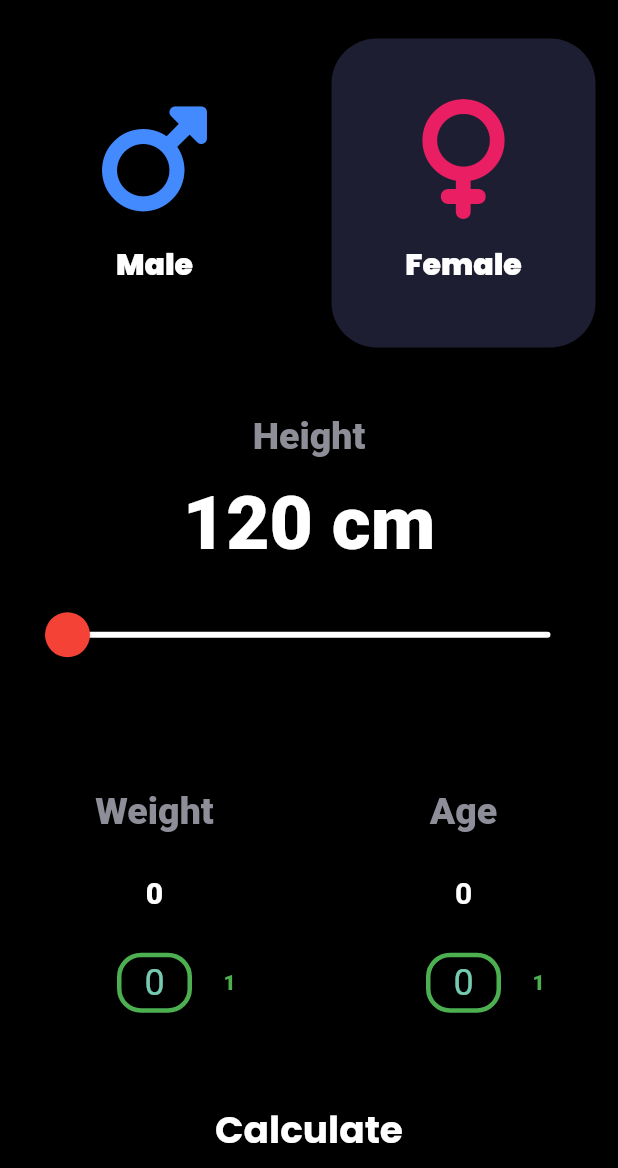
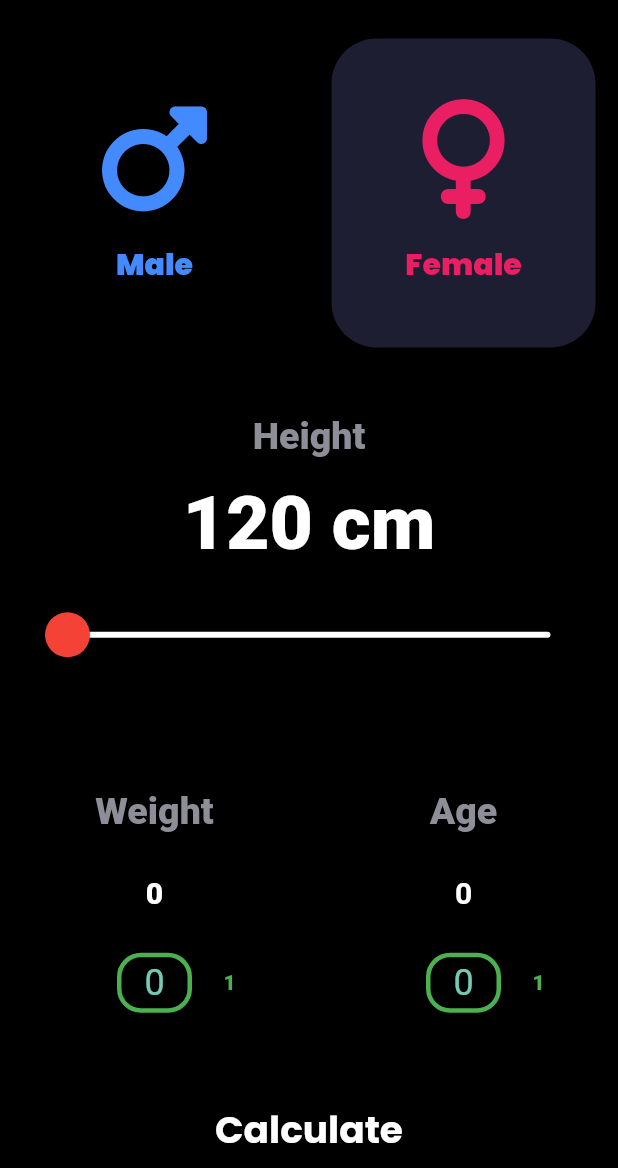
Before and after one commit to Akshat-sGit/bmi_calculator, a Flutter app: the screen it shows after launch, after a tap on "Female", on a phone screen of 412 x 824 dp, the part 68-1236 px from its top. Run offline on Flutter 3.47's test engine with Material 2 defaults, Android fonts, the phone set to English and light mode, and no system bars; drawn by our look-alikes of numberpicker; our stand-ins replace font_awesome_flutter, google_fonts.

Commit message:
changes made

```diff
--- a/lib/input_page.dart
+++ b/lib/input_page.dart
@@ -34,6 +34,7 @@ class _InputPageState extends State<InputPage> {
     if (gender == 1) {
       if (maleCardColor == inactiveCardColor) {
         maleCardColor = activeCardColor;
+        femaleCardColor = inactiveCardColor;
       } else {
         maleCardColor = inactiveCardColor;
       }
@@ -41,6 +42,7 @@ class _InputPageState extends State<InputPage> {
     if (gender == 2) {
       if (femaleCardColor == inactiveCardColor) {
         femaleCardColor = activeCardColor;
+        maleCardColor = inactiveCardColor;
       } else {
         femaleCardColor = inactiveCardColor;
       }
@@ -183,7 +185,7 @@ class _InputPageState extends State<InputPage> {
                         mainAxisAlignment: MainAxisAlignment.spaceEvenly,
                         children: <Widget>[
                           NumberPicker(
-                            textStyle:const TextStyle(
+                              textStyle: const TextStyle(
                                 color: Colors.green,
                                 fontWeight: FontWeight.w900,
                               ),
@@ -198,12 +200,9 @@ class _InputPageState extends State<InputPage> {
                                   setState(() => weight = value1),
                               decoration: BoxDecoration(
                                   borderRadius: BorderRadius.circular(16),
-                                    border: Border.all(color: Colors.green,
-                                    width: 3.0
-                                    ),
-                                    color: const Color.fromARGB(50, 0, 0, 0)
-                            )
-                          )
+                                  border: Border.all(
+                                      color: Colors.green, width: 3.0),
+                                  color: const Color.fromARGB(50, 0, 0, 0)))
                         ],
                       ),
                     ],
@@ -232,7 +231,7 @@ class _InputPageState extends State<InputPage> {
                           mainAxisAlignment: MainAxisAlignment.spaceEvenly,
                           children: <Widget>[
                             NumberPicker(
-                              textStyle:const TextStyle(
+                                textStyle: const TextStyle(
                                   color: Colors.green,
                                   fontWeight: FontWeight.w900,
                                 ),
@@ -247,7 +246,8 @@ class _InputPageState extends State<InputPage> {
                                     setState(() => age = value2),
                                 decoration: BoxDecoration(
                                     borderRadius: BorderRadius.circular(16),
-                                    border: Border.all(color: Colors.green,width: 3.0),
+                                    border: Border.all(
+                                        color: Colors.green, width: 3.0),
                                     color: const Color.fromARGB(50, 0, 0, 0)))
                           ],
                         ),
--- a/lib/widgets/icon_cont.dart
+++ b/lib/widgets/icon_cont.dart
@@ -40,6 +40,7 @@ class IconContent extends StatelessWidget {
             style: GoogleFonts.poppins(
               fontWeight: FontWeight.w900,
               fontSize: 20.0,
+              color: genderDep()
             ),
           ),
         ]);
```
Also changed, not shown: 1 other file. Lines whose indentation alone changed are shown as unchanged.
